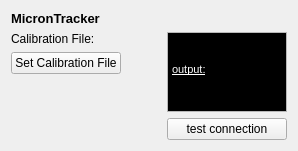
MITK/MITK, file Modules/IGTUI/Qmitk/QmitkMicronTrackerWidget.ui: the form before one commit.
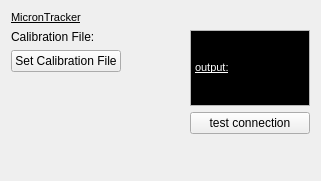
The form after the commit.

Commit message: some smaller UI changes ... should not affect functionality

What changed in the file:
```diff
--- a/Modules/IGTUI/Qmitk/QmitkMicronTrackerWidget.ui
+++ b/Modules/IGTUI/Qmitk/QmitkMicronTrackerWidget.ui
@@ -2,6 +2,14 @@
 <ui version="4.0">
  <class>QmitkMicronTrackerWidget</class>
  <widget class="QWidget" name="QmitkMicronTrackerWidget">
+  <property name="geometry">
+   <rect>
+    <x>0</x>
+    <y>0</y>
+    <width>321</width>
+    <height>181</height>
+   </rect>
+  </property>
             <layout class="QVBoxLayout" name="verticalLayout_11">
              <item>
               <widget class="QLabel" name="microntracker_label">
@@ -9,8 +17,8 @@
                 <string>&lt;!DOCTYPE HTML PUBLIC &quot;-//W3C//DTD HTML 4.0//EN&quot; &quot;http://www.w3.org/TR/REC-html40/strict.dtd&quot;&gt;
 &lt;html&gt;&lt;head&gt;&lt;meta name=&quot;qrichtext&quot; content=&quot;1&quot; /&gt;&lt;style type=&quot;text/css&quot;&gt;
 p, li { white-space: pre-wrap; }
-&lt;/style&gt;&lt;/head&gt;&lt;body style=&quot; font-family:'MS Shell Dlg 2'; font-size:7.8pt; font-weight:400; font-style:normal;&quot;&gt;
-&lt;p style=&quot; margin-top:0px; margin-bottom:0px; margin-left:0px; margin-right:0px; -qt-block-indent:0; text-indent:0px;&quot;&gt;&lt;span style=&quot; font-size:10pt; font-weight:600;&quot;&gt;MicronTracker&lt;/span&gt;&lt;/p&gt;&lt;/body&gt;&lt;/html&gt;</string>
+&lt;/style&gt;&lt;/head&gt;&lt;body style=&quot; font-family:'MS Shell Dlg 2'; font-size:8pt; font-weight:400; font-style:normal;&quot;&gt;
+&lt;p style=&quot; margin-top:0px; margin-bottom:0px; margin-left:0px; margin-right:0px; -qt-block-indent:0; text-indent:0px;&quot;&gt;&lt;span style=&quot; text-decoration: underline;&quot;&gt;MicronTracker&lt;/span&gt;&lt;/p&gt;&lt;/body&gt;&lt;/html&gt;</string>
                </property>
               </widget>
              </item>
@@ -103,7 +111,7 @@
                     <string>&lt;!DOCTYPE HTML PUBLIC &quot;-//W3C//DTD HTML 4.0//EN&quot; &quot;http://www.w3.org/TR/REC-html40/strict.dtd&quot;&gt;
 &lt;html&gt;&lt;head&gt;&lt;meta name=&quot;qrichtext&quot; content=&quot;1&quot; /&gt;&lt;style type=&quot;text/css&quot;&gt;
 p, li { white-space: pre-wrap; }
-&lt;/style&gt;&lt;/head&gt;&lt;body style=&quot; font-family:'MS Shell Dlg 2'; font-size:8.25pt; font-weight:400; font-style:normal;&quot; bgcolor=&quot;#000000&quot;&gt;
+&lt;/style&gt;&lt;/head&gt;&lt;body style=&quot; font-family:'MS Shell Dlg 2'; font-size:7.8pt; font-weight:400; font-style:normal;&quot; bgcolor=&quot;#000000&quot;&gt;
 &lt;p style=&quot; margin-top:0px; margin-bottom:0px; margin-left:0px; margin-right:0px; -qt-block-indent:0; text-indent:0px;&quot;&gt;&lt;span style=&quot; font-size:8pt;&quot;&gt;                                          &lt;/span&gt;&lt;/p&gt;
 &lt;p style=&quot; margin-top:0px; margin-bottom:0px; margin-left:0px; margin-right:0px; -qt-block-indent:0; text-indent:0px;&quot;&gt;&lt;span style=&quot; font-size:8pt;&quot;&gt;                                          &lt;/span&gt;&lt;/p&gt;
 &lt;p style=&quot; margin-top:0px; margin-bottom:0px; margin-left:0px; margin-right:0px; -qt-block-indent:0; text-indent:0px;&quot;&gt;&lt;span style=&quot; font-size:8pt; text-decoration: underline; color:#ffffff;&quot;&gt;output:&lt;/span&gt;&lt;span style=&quot; font-size:8pt;&quot;&gt;                                        &lt;/span&gt;&lt;/p&gt;&lt;/body&gt;&lt;/html&gt;</string>
@@ -142,6 +150,19 @@
                </item>
               </layout>
              </item>
+   <item>
+    <spacer name="verticalSpacer">
+     <property name="orientation">
+      <enum>Qt::Vertical</enum>
+     </property>
+     <property name="sizeHint" stdset="0">
+      <size>
+       <width>20</width>
+       <height>40</height>
+      </size>
+     </property>
+    </spacer>
+   </item>
             </layout>
            </widget>
  <resources/>
```
Lines whose indentation alone changed are shown as unchanged. The commit also changes 6 other files.
